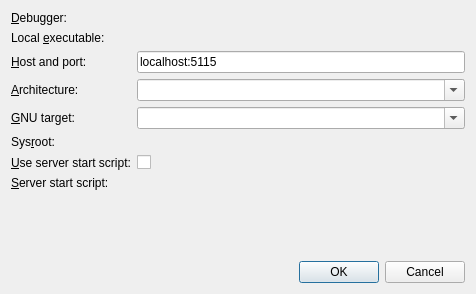
Old version of the form src/plugins/debugger/startremotedialog.ui in the repository qt-creator/qt-creator.
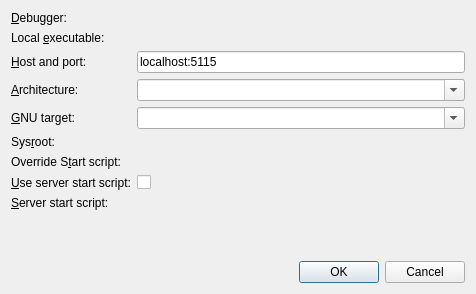
New version of the form. Custom widgets are drawn as their Qt base class.

Commit message:
Debugger: Added a start script (gdbinit) field in attach to core and in remote debugging
Merge-request: 2191

Diff of the .ui file:
```diff
--- a/src/plugins/debugger/startremotedialog.ui
+++ b/src/plugins/debugger/startremotedialog.ui
@@ -107,6 +107,19 @@
       <widget class="Utils::PathChooser" name="sysrootPathChooser"/>
      </item>
      <item row="6" column="0">
+      <widget class="QLabel" name="overrideStartScriptLabel">
+       <property name="text">
+        <string>Override S&amp;tart script:</string>
+       </property>
+       <property name="buddy">
+        <cstring>overrideStartScriptPathChooser</cstring>
+       </property>
+      </widget>
+     </item>
+     <item row="6" column="1">
+      <widget class="Utils::PathChooser" name="overrideStartScriptPathChooser"/>
+     </item>
+     <item row="7" column="0">
       <widget class="QLabel" name="useServerStartScriptLabel">
        <property name="text">
         <string>&amp;Use server start script:</string>
@@ -116,10 +129,10 @@
        </property>
       </widget>
      </item>
-     <item row="6" column="1">
+     <item row="7" column="1">
       <widget class="QCheckBox" name="useServerStartScriptCheckBox"/>
      </item>
-     <item row="7" column="0">
+     <item row="8" column="0">
       <widget class="QLabel" name="serverStartScriptLabel">
        <property name="text">
         <string>&amp;Server start script:</string>
@@ -129,7 +142,7 @@
        </property>
       </widget>
      </item>
-     <item row="7" column="1">
+     <item row="8" column="1">
       <widget class="Utils::PathChooser" name="serverStartScript"/>
      </item>
     </layout>
```
The commit also changes 6 other files.
